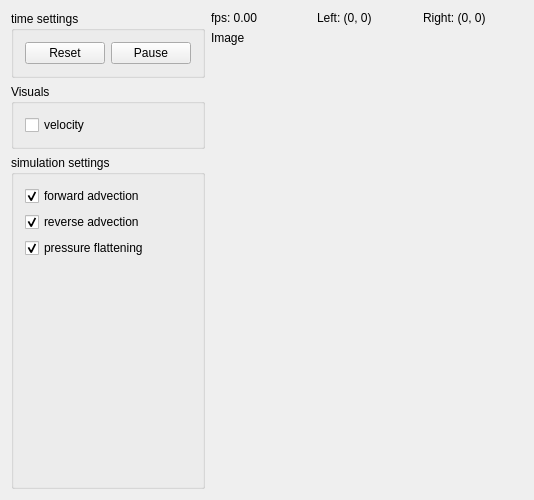
Qt form mainwindow.ui (loosstef/grid-based-fluid-simulator) before a commit.
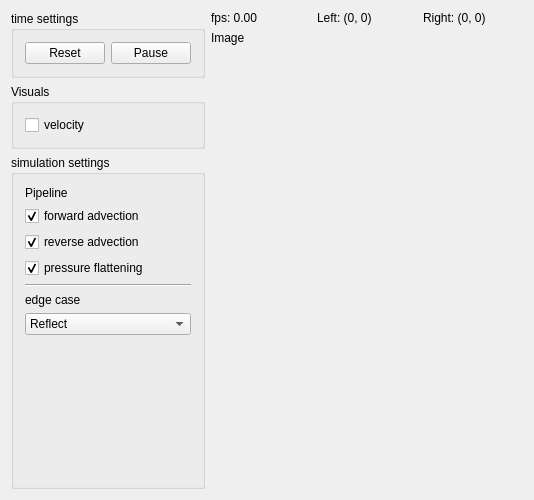
The same form after that commit. Custom widgets are drawn as their Qt base class.

Commit message: stable version of user to be able to choose wich edge-method he wants to use, reflect isn't finished

The edit to the form file:
```diff
--- a/mainwindow.ui
+++ b/mainwindow.ui
@@ -9,7 +9,7 @@
    <rect>
     <x>0</x>
     <y>0</y>
-    <width>522</width>
+    <width>532</width>
     <height>500</height>
    </rect>
   </property>
@@ -31,7 +31,7 @@
    </property>
    <layout class="QHBoxLayout" name="horizontalLayout_3" stretch="0,0">
     <item>
-     <layout class="QVBoxLayout" name="verticalLayout" stretch="0,0,1">
+     <layout class="QVBoxLayout" name="verticalLayout" stretch="0,0,0">
       <item>
        <widget class="QGroupBox" name="horizontalGroupBox">
         <property name="title">
@@ -79,7 +79,19 @@
         <property name="title">
          <string>simulation settings</string>
         </property>
-        <layout class="QVBoxLayout" name="verticalLayout_4" stretch="0,0,1">
+        <layout class="QVBoxLayout" name="verticalLayout_4" stretch="0,0,0,0,0,0,1">
+         <item alignment="Qt::AlignTop">
+          <widget class="QLabel" name="label_2">
+           <property name="font">
+            <font>
+             <underline>false</underline>
+            </font>
+           </property>
+           <property name="text">
+            <string>Pipeline</string>
+           </property>
+          </widget>
+         </item>
          <item alignment="Qt::AlignTop">
           <widget class="QCheckBox" name="forwardAdvectionToggle">
            <property name="text">
@@ -110,6 +122,44 @@
            </property>
           </widget>
          </item>
+         <item alignment="Qt::AlignTop">
+          <widget class="Line" name="line">
+           <property name="orientation">
+            <enum>Qt::Horizontal</enum>
+           </property>
+          </widget>
+         </item>
+         <item alignment="Qt::AlignTop">
+          <widget class="QLabel" name="label">
+           <property name="font">
+            <font>
+             <underline>false</underline>
+            </font>
+           </property>
+           <property name="text">
+            <string>edge case</string>
+           </property>
+          </widget>
+         </item>
+         <item alignment="Qt::AlignTop">
+          <widget class="QComboBox" name="edgeCaseSelector">
+           <item>
+            <property name="text">
+             <string>Reflect</string>
+            </property>
+           </item>
+           <item>
+            <property name="text">
+             <string>wrap</string>
+            </property>
+           </item>
+           <item>
+            <property name="text">
+             <string>block</string>
+            </property>
+           </item>
+          </widget>
+         </item>
         </layout>
        </widget>
       </item>
```
The commit also changes 5 other files.
